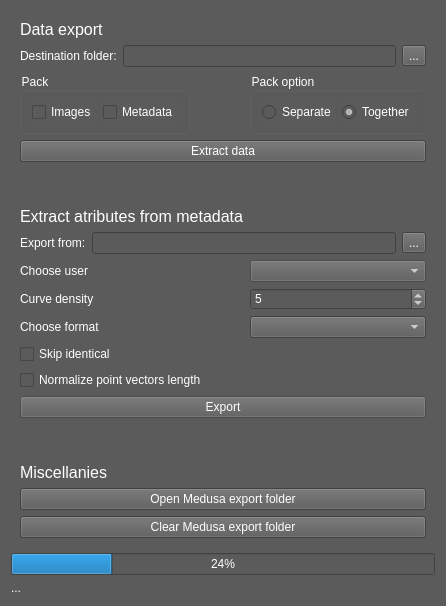
This is trunk/src/edr/src/plugins/medusaExporter/ui/medusaExporter.ui in mk4me/hm-mde-one as Qt 5 draws it before an edit. The edited form follows.
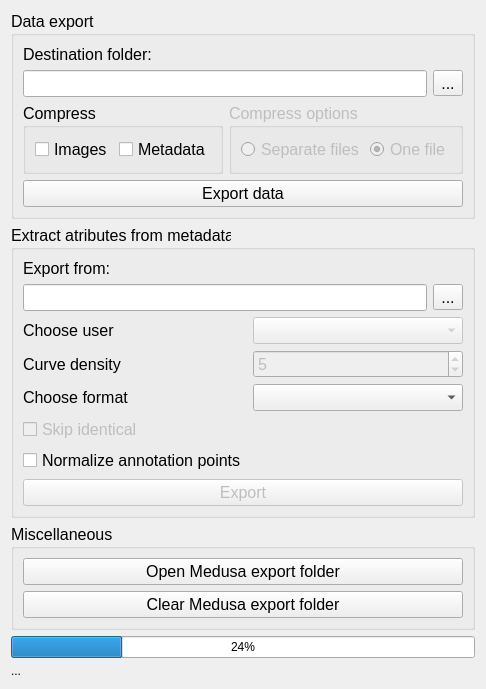
This is the edited form.

What changed in the file:
```diff
--- a/trunk/src/edr/src/plugins/medusaExporter/ui/medusaExporter.ui
+++ b/trunk/src/edr/src/plugins/medusaExporter/ui/medusaExporter.ui
@@ -7,15 +7,15 @@
     <x>0</x>
     <y>0</y>
     <width>428</width>
-    <height>606</height>
+    <height>636</height>
    </rect>
   </property>
   <property name="windowTitle">
    <string>Medusa Exporter</string>
   </property>
   <property name="styleSheet">
-   <string notr="true">background-color: rgb(91,91,91);
-color: white
+   <string notr="true">/*background-color: rgb(91,91,91);
+color: white*/
 </string>
   </property>
   <layout class="QVBoxLayout" name="verticalLayout">
@@ -23,50 +23,67 @@
     <layout class="QHBoxLayout" name="horizontalLayout">
      <item>
       <widget class="QWidget" name="widget" native="true">
-       <layout class="QFormLayout" name="formLayout">
-        <property name="fieldGrowthPolicy">
-         <enum>QFormLayout::AllNonFixedFieldsGrow</enum>
+       <layout class="QVBoxLayout" name="verticalLayout_5">
+        <property name="margin">
+         <number>0</number>
         </property>
-        <item row="2" column="0">
-         <widget class="QLabel" name="label_5">
+        <item>
+         <widget class="QGroupBox" name="dataBox">
           <property name="font">
            <font>
             <pointsize>12</pointsize>
            </font>
           </property>
-          <property name="text">
+          <property name="title">
            <string>Data export</string>
           </property>
-         </widget>
-        </item>
-        <item row="3" column="0" colspan="2">
-         <widget class="QWidget" name="widget_2" native="true">
-          <layout class="QHBoxLayout" name="horizontalLayout_2">
-           <property name="margin">
-            <number>0</number>
-           </property>
+          <layout class="QGridLayout" name="gridLayout_2">
+           <item row="3" column="1" colspan="2">
+            <widget class="QGroupBox" name="compressOptionBox">
+             <property name="enabled">
+              <bool>false</bool>
+             </property>
+             <property name="sizePolicy">
+              <sizepolicy hsizetype="Expanding" vsizetype="Preferred">
+               <horstretch>0</horstretch>
+               <verstretch>0</verstretch>
+              </sizepolicy>
+             </property>
+             <property name="title">
+              <string>Compress options</string>
+             </property>
+             <property name="flat">
+              <bool>false</bool>
+             </property>
+             <layout class="QHBoxLayout" name="horizontalLayout_6">
            <item>
-            <widget class="QLabel" name="label_3">
+               <widget class="QRadioButton" name="separateRadio">
+                <property name="sizePolicy">
+                 <sizepolicy hsizetype="Expanding" vsizetype="Fixed">
+                  <horstretch>0</horstretch>
+                  <verstretch>0</verstretch>
+                 </sizepolicy>
+                </property>
              <property name="text">
-              <string>Destination folder:</string>
+                 <string>Separate files</string>
              </property>
             </widget>
            </item>
            <item>
-            <widget class="QLineEdit" name="extractToLineEdit"/>
-           </item>
-           <item>
-            <widget class="QToolButton" name="extractToButton">
+               <widget class="QRadioButton" name="togetherRadio">
              <property name="text">
-              <string>...</string>
+                 <string>One file</string>
+                </property>
+                <property name="checked">
+                 <bool>true</bool>
              </property>
             </widget>
            </item>
           </layout>
          </widget>
         </item>
-        <item row="4" column="0">
-         <widget class="QGroupBox" name="groupBox">
+           <item row="3" column="0">
+            <widget class="QGroupBox" name="compressBox">
           <property name="sizePolicy">
            <sizepolicy hsizetype="Preferred" vsizetype="Preferred">
             <horstretch>0</horstretch>
@@ -74,9 +91,9 @@
            </sizepolicy>
           </property>
           <property name="title">
-           <string>Pack</string>
-          </property>
-          <layout class="QHBoxLayout" name="horizontalLayout_4">
+              <string>Compress</string>
+             </property>
+             <layout class="QHBoxLayout" name="horizontalLayout_5">
            <item>
             <widget class="QCheckBox" name="imagesCheck">
              <property name="text">
@@ -94,49 +111,43 @@
           </layout>
          </widget>
         </item>
-        <item row="4" column="1">
-         <widget class="QGroupBox" name="packOptionGroup">
-          <property name="enabled">
-           <bool>false</bool>
-          </property>
-          <property name="sizePolicy">
-           <sizepolicy hsizetype="Minimum" vsizetype="Preferred">
-            <horstretch>0</horstretch>
-            <verstretch>0</verstretch>
-           </sizepolicy>
-          </property>
-          <property name="title">
-           <string>Pack option</string>
-          </property>
-          <layout class="QHBoxLayout" name="horizontalLayout_5">
-           <item>
-            <widget class="QRadioButton" name="separateRadio">
+           <item row="0" column="0">
+            <widget class="QLabel" name="label_3">
              <property name="text">
-              <string>Separate</string>
+              <string>Destination folder:</string>
              </property>
             </widget>
            </item>
-           <item>
-            <widget class="QRadioButton" name="togetherRadio">
-             <property name="text">
-              <string>Together</string>
-             </property>
-             <property name="checked">
-              <bool>true</bool>
-             </property>
-            </widget>
-           </item>
-          </layout>
-         </widget>
-        </item>
-        <item row="5" column="0" colspan="2">
+           <item row="4" column="0" colspan="3">
          <widget class="QPushButton" name="extractButton">
           <property name="text">
-           <string>Extract data</string>
-          </property>
-         </widget>
-        </item>
-        <item row="6" column="1">
+              <string>Export data</string>
+             </property>
+             <property name="checkable">
+              <bool>true</bool>
+             </property>
+             <property name="checked">
+              <bool>false</bool>
+             </property>
+             <property name="flat">
+              <bool>false</bool>
+             </property>
+            </widget>
+           </item>
+           <item row="1" column="2">
+            <widget class="QToolButton" name="extractToButton">
+             <property name="text">
+              <string>...</string>
+             </property>
+            </widget>
+           </item>
+           <item row="1" column="0" colspan="2">
+            <widget class="QLineEdit" name="extractToLineEdit"/>
+           </item>
+          </layout>
+         </widget>
+        </item>
+        <item>
          <spacer name="verticalSpacer">
           <property name="orientation">
            <enum>Qt::Vertical</enum>
@@ -149,70 +160,72 @@
           </property>
          </spacer>
         </item>
-        <item row="7" column="0">
-         <widget class="QLabel" name="label_7">
+        <item>
+         <widget class="QGroupBox" name="atributesBox">
+          <property name="enabled">
+           <bool>true</bool>
+          </property>
           <property name="font">
            <font>
             <pointsize>12</pointsize>
            </font>
           </property>
-          <property name="text">
+          <property name="title">
            <string>Extract atributes from metadata</string>
           </property>
-         </widget>
-        </item>
-        <item row="8" column="0" colspan="2">
-         <widget class="QWidget" name="widget_3" native="true">
-          <layout class="QHBoxLayout" name="horizontalLayout_3">
-           <property name="margin">
-            <number>0</number>
-           </property>
-           <item>
+          <layout class="QGridLayout" name="gridLayout">
+           <item row="8" column="0" colspan="3">
+            <widget class="QPushButton" name="exportButton">
+             <property name="enabled">
+              <bool>false</bool>
+             </property>
+             <property name="text">
+              <string>Export</string>
+             </property>
+             <property name="checkable">
+              <bool>true</bool>
+             </property>
+            </widget>
+           </item>
+           <item row="1" column="0">
             <widget class="QLabel" name="label_4">
              <property name="text">
               <string>Export from:</string>
              </property>
             </widget>
            </item>
-           <item>
-            <widget class="QLineEdit" name="exportFromLineEdit">
-             <property name="readOnly">
-              <bool>true</bool>
-             </property>
-            </widget>
-           </item>
-           <item>
-            <widget class="QToolButton" name="exportFromButton">
-             <property name="text">
-              <string>...</string>
-             </property>
-            </widget>
-           </item>
-          </layout>
-         </widget>
-        </item>
-        <item row="10" column="0">
+           <item row="3" column="0">
          <widget class="QLabel" name="label">
           <property name="text">
            <string>Choose user</string>
           </property>
          </widget>
         </item>
-        <item row="10" column="1">
-         <widget class="QComboBox" name="chooseUserComboBox">
+           <item row="6" column="0">
+            <widget class="QCheckBox" name="skipIdenticalComboBox">
           <property name="enabled">
            <bool>false</bool>
           </property>
-         </widget>
-        </item>
-        <item row="12" column="0">
-         <widget class="QLabel" name="label_2">
+             <property name="text">
+              <string>Skip identical</string>
+             </property>
+            </widget>
+           </item>
+           <item row="5" column="0">
+            <widget class="QLabel" name="label_6">
           <property name="text">
-           <string>Curve density</string>
+              <string>Choose format</string>
           </property>
          </widget>
         </item>
-        <item row="12" column="1">
+           <item row="7" column="0">
+            <widget class="QCheckBox" name="normalizePointsCheck">
+             <property name="text">
+              <string>Normalize annotation points</string>
+             </property>
+            </widget>
+           </item>
+           <item row="4" column="1" colspan="2">
          <widget class="QSpinBox" name="curveDensitySpinBox">
           <property name="enabled">
            <bool>false</bool>
@@ -222,41 +235,48 @@
           </property>
          </widget>
         </item>
-        <item row="14" column="0">
-         <widget class="QLabel" name="label_6">
-          <property name="text">
-           <string>Choose format</string>
-          </property>
-         </widget>
-        </item>
-        <item row="14" column="1">
+           <item row="5" column="1" colspan="2">
          <widget class="QComboBox" name="chooseFormatComboBox">
           <property name="enabled">
            <bool>true</bool>
           </property>
          </widget>
         </item>
-        <item row="15" column="0">
-         <widget class="QCheckBox" name="skipIdenticalComboBox">
+           <item row="3" column="1" colspan="2">
+            <widget class="QComboBox" name="chooseUserComboBox">
           <property name="enabled">
            <bool>false</bool>
           </property>
+            </widget>
+           </item>
+           <item row="4" column="0">
+            <widget class="QLabel" name="label_2">
           <property name="text">
-           <string>Skip identical</string>
+              <string>Curve density</string>
           </property>
          </widget>
         </item>
-        <item row="17" column="0" colspan="2">
-         <widget class="QPushButton" name="exportButton">
-          <property name="enabled">
-           <bool>false</bool>
-          </property>
+           <item row="2" column="2">
+            <widget class="QToolButton" name="exportFromButton">
           <property name="text">
-           <string>Export</string>
+              <string>...</string>
           </property>
          </widget>
         </item>
-        <item row="18" column="0">
+           <item row="2" column="0" colspan="2">
+            <widget class="QLineEdit" name="exportFromLineEdit">
+             <property name="frame">
+              <bool>true</bool>
+             </property>
+             <property name="readOnly">
+              <bool>true</bool>
+             </property>
+            </widget>
+           </item>
+          </layout>
+         </widget>
+        </item>
+        <item>
          <spacer name="verticalSpacer_2">
           <property name="orientation">
            <enum>Qt::Vertical</enum>
@@ -269,37 +289,32 @@
           </property>
          </spacer>
         </item>
-        <item row="19" column="0">
-         <widget class="QLabel" name="label_8">
+        <item>
+         <widget class="QGroupBox" name="miscBox">
           <property name="font">
            <font>
             <pointsize>12</pointsize>
            </font>
           </property>
-          <property name="text">
-           <string>Miscellanies</string>
+          <property name="title">
+           <string>Miscellaneous</string>
           </property>
-         </widget>
-        </item>
-        <item row="21" column="0" colspan="2">
-         <widget class="QPushButton" name="clearMedusaFolderButton">
-          <property name="text">
-           <string>Clear Medusa export folder</string>
-          </property>
-         </widget>
-        </item>
-        <item row="16" column="0">
-         <widget class="QCheckBox" name="normalizePointsCheck">
-          <property name="text">
-           <string>Normalize point vectors length</string>
-          </property>
-         </widget>
-        </item>
-        <item row="20" column="0" colspan="2">
+          <layout class="QVBoxLayout" name="verticalLayout_4">
+           <item>
          <widget class="QPushButton" name="openMedusaFolderButton">
           <property name="text">
            <string>Open Medusa export folder</string>
           </property>
+            </widget>
+           </item>
+           <item>
+            <widget class="QPushButton" name="clearMedusaFolderButton">
+             <property name="text">
+              <string>Clear Medusa export folder</string>
+             </property>
+            </widget>
+           </item>
+          </layout>
          </widget>
         </item>
        </layout>
```
Left out of the diff: 3 changed lines with no effect on the pictures. Lines whose indentation alone changed are shown as unchanged.
